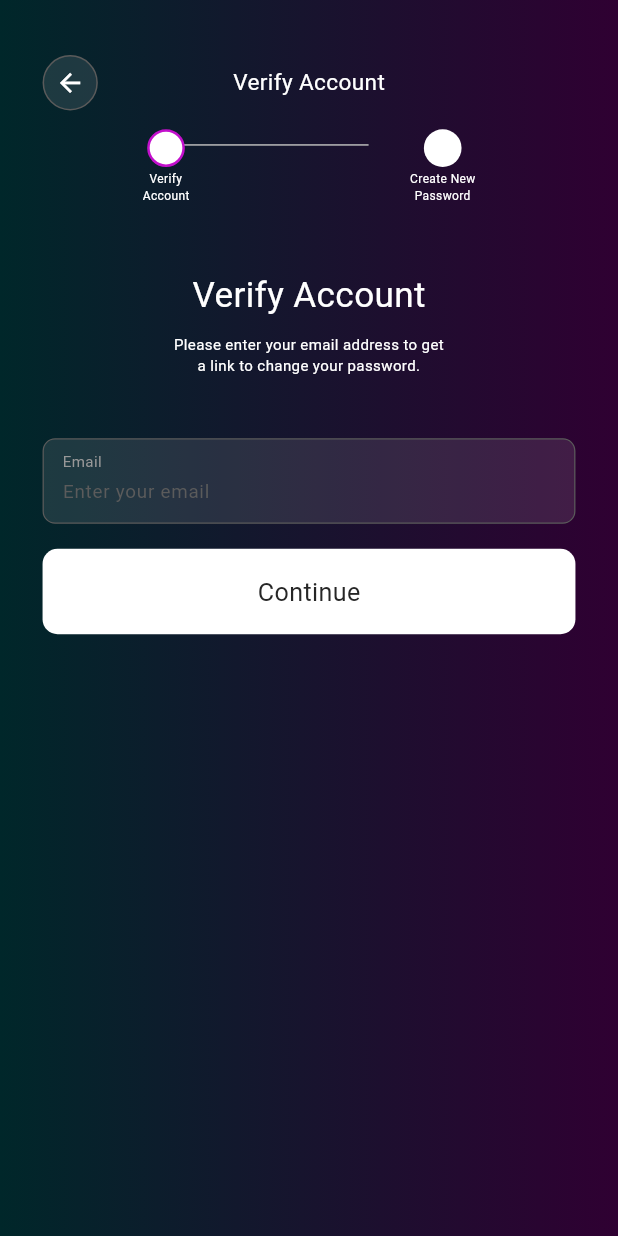
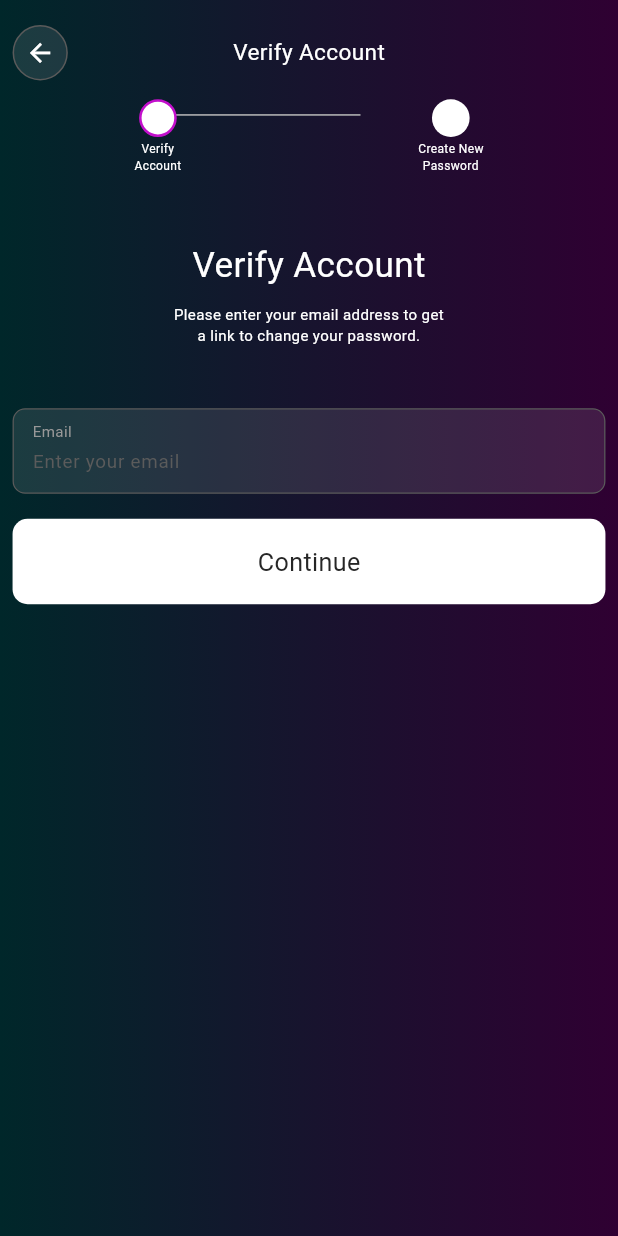
Before and after one commit to lansoyyy/hsi-glive, a Flutter app: the ForgotPasswordView screen opened by its route, on a phone screen of 412 x 824 dp. Run offline on Flutter 3.47's test engine with Material 3 defaults, Android fonts, the phone set to English and light mode, and no system bars; drawn by our look-alikes of oktoast; our stand-ins replace dio, flutter_screenutil, flutter_secure_storage, flutter_spinkit, get, get_storage and 6 more; missing offline and left inert: age_calculator, flutter_stepindicator; accounts and stored records are empty; Roboto replaces fonts that are missing (Regular).

Commit message:
added initial fix

```diff
--- a/lib/modules/forgot_password/forgotpassword_view.dart
+++ b/lib/modules/forgot_password/forgotpassword_view.dart
@@ -67,8 +67,6 @@ class _ForgotPasswordViewState extends State<ForgotPasswordView> {
           ),
         ),
         child: SafeArea(
-          child: Padding(
-            padding: const EdgeInsets.all(20.0),
           child: Column(
             children: [
               MeasureSize(
@@ -97,8 +95,7 @@ class _ForgotPasswordViewState extends State<ForgotPasswordView> {
                                     color: Colors.white.withOpacity(0.1),
                                     shape: BoxShape.circle,
                                     border: Border.all(
-                                          width: 1,
-                                          color: HexColor("#5A5A5A"))),
+                                        width: 1, color: HexColor("#5A5A5A"))),
                                 child: Icon(
                                   Icons.arrow_back,
                                   color: Colors.white,
@@ -122,7 +119,7 @@ class _ForgotPasswordViewState extends State<ForgotPasswordView> {
                         height: 15.sp,
                       ),
                       Padding(
-                          padding: const EdgeInsets.only(left: 75, right: 75),
+                        padding: const EdgeInsets.only(left: 87.5, right: 87.5),
                         child: SizedBox(
                           width: 278.sp,
                           height: 62.sp,
@@ -161,13 +158,13 @@ class _ForgotPasswordViewState extends State<ForgotPasswordView> {
                                         children: [
                                           Container(
                                             height: 1,
-                                              width: ((((278.sp / 2) + 25.sp) *
+                                            width: ((((278.sp / 2) +
+                                                                25.sp) *
                                                             lineMultiplier) >
                                                         0
-                                                      ? (((255.sp / 2) +
-                                                              25.sp) *
+                                                    ? (((300.sp / 2) + 25.sp) *
                                                         lineMultiplier)
-                                                      : 15.sp) -
+                                                    : 25.sp) -
                                                 0.sp,
                                             // width: lineWidth,
                                             color: HexColor("#E630EF"),
@@ -205,7 +202,8 @@ class _ForgotPasswordViewState extends State<ForgotPasswordView> {
                                                                   "#C30FCC")
                                                               : Colors.white,
                                                       shape: BoxShape.circle,
-                                                        border: registrationIndexPage >=
+                                                      border:
+                                                          registrationIndexPage >=
                                                                   0
                                                               ? Border.all(
                                                                   width: 2.sp,
@@ -254,7 +252,8 @@ class _ForgotPasswordViewState extends State<ForgotPasswordView> {
                                                                   "#C30FCC")
                                                               : Colors.white,
                                                       shape: BoxShape.circle,
-                                                        border: registrationIndexPage >=
+                                                      border:
+                                                          registrationIndexPage >=
                                                                   1
                                                               ? Border.all(
                                                                   width: 2.sp,
@@ -272,8 +271,7 @@ class _ForgotPasswordViewState extends State<ForgotPasswordView> {
                                                   height: 3,
                                                 ),
                                                 TextWidget(
-                                                    text:
-                                                        'Create New\nPassword',
+                                                  text: 'Create New\nPassword',
                                                   fontSize: 8,
                                                   color: Colors.white,
                                                 ),
@@ -299,7 +297,6 @@ class _ForgotPasswordViewState extends State<ForgotPasswordView> {
                 children: [_emailTab(), _passwordTab()],
               ),
             ],
-            ),
           ),
         ),
       ),
@@ -767,8 +764,16 @@ class _ForgotPasswordViewState extends State<ForgotPasswordView> {
                           confirmPasswordController.text) {
                         setState(() {
                           // dialog here
+
+                          // registrationIndexPage = 0;
+                          // registrationAccomplishedPage = -1;
+
+                          registrationIndexPage = 0;
+                          registrationAccomplishedPage = -1;
+                          forgotpasswordIndexPage = 0;
+                        });
+
                         successPasswordDialog();
-                        });
                       } else {
                         // ToastHelper.error('Password do not match!');
                         setPasswordError("Passwords do not match!");
@@ -1109,7 +1114,7 @@ class _ForgotPasswordViewState extends State<ForgotPasswordView> {
           children: List.generate(6, (index) {
             return Container(
               width: 60.sp,
-              height: 60.sp,
+              height: 65.sp,
               decoration: BoxDecoration(
                 color: (verifyError.isNotEmpty
                         ? HexColor("#FF6363")
--- a/lib/modules/signup/signup_view.dart
+++ b/lib/modules/signup/signup_view.dart
@@ -906,7 +906,7 @@ class _SignupViewState extends State<SignupView> {
           children: List.generate(6, (index) {
             return Container(
               width: 60.sp,
-              height: 60.sp,
+              height: 65.sp,
               decoration: BoxDecoration(
                 color: (verifyError.isNotEmpty
                         ? HexColor("#FF6363")
@@ -919,6 +919,7 @@ class _SignupViewState extends State<SignupView> {
                     width: 1.sp),
                 borderRadius: BorderRadius.circular(5),
               ),
+              child: Center(
                 child: TextField(
                   style: TextStyle(
                     color: Colors.white,
@@ -940,6 +941,7 @@ class _SignupViewState extends State<SignupView> {
                           color: HexColor("#878686"))),
                   inputFormatters: [FilteringTextInputFormatter.digitsOnly],
                   onChanged: (value) => _onSubmit(value, index),
+                ),
               ),
             );
           }),
```
Also changed, not shown: 1 other file. Lines whose indentation alone changed are shown as unchanged.
